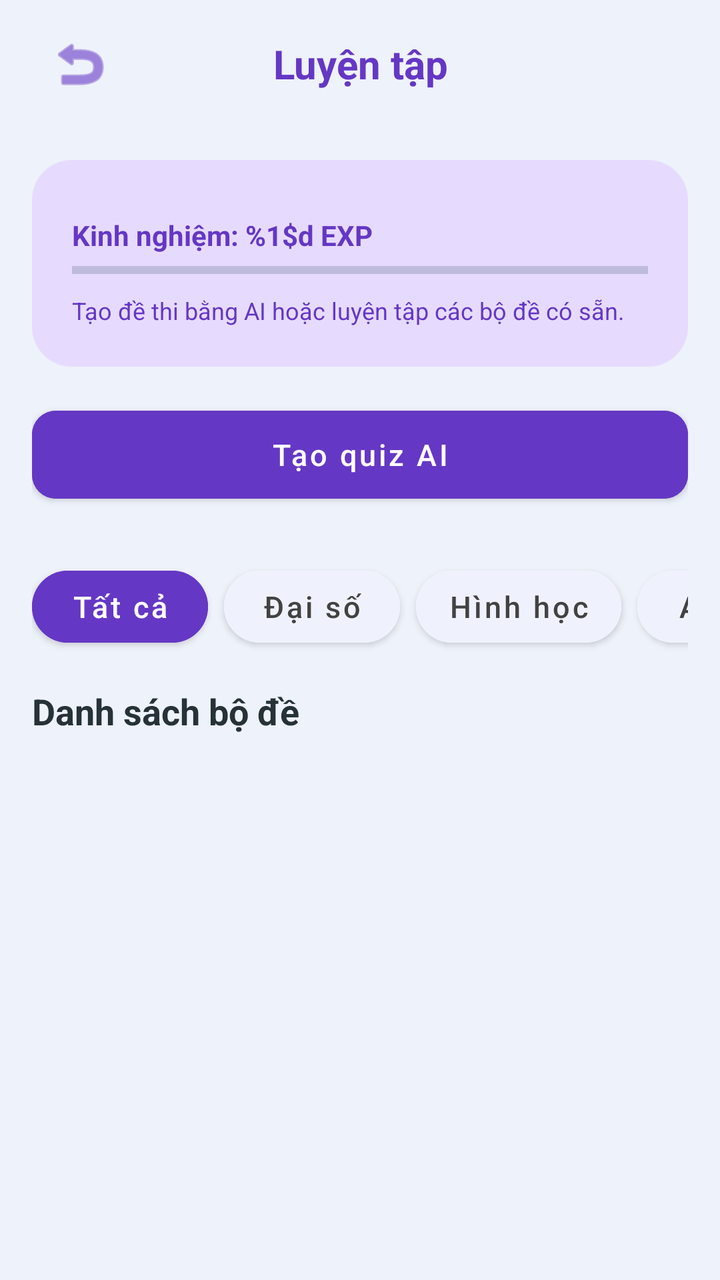
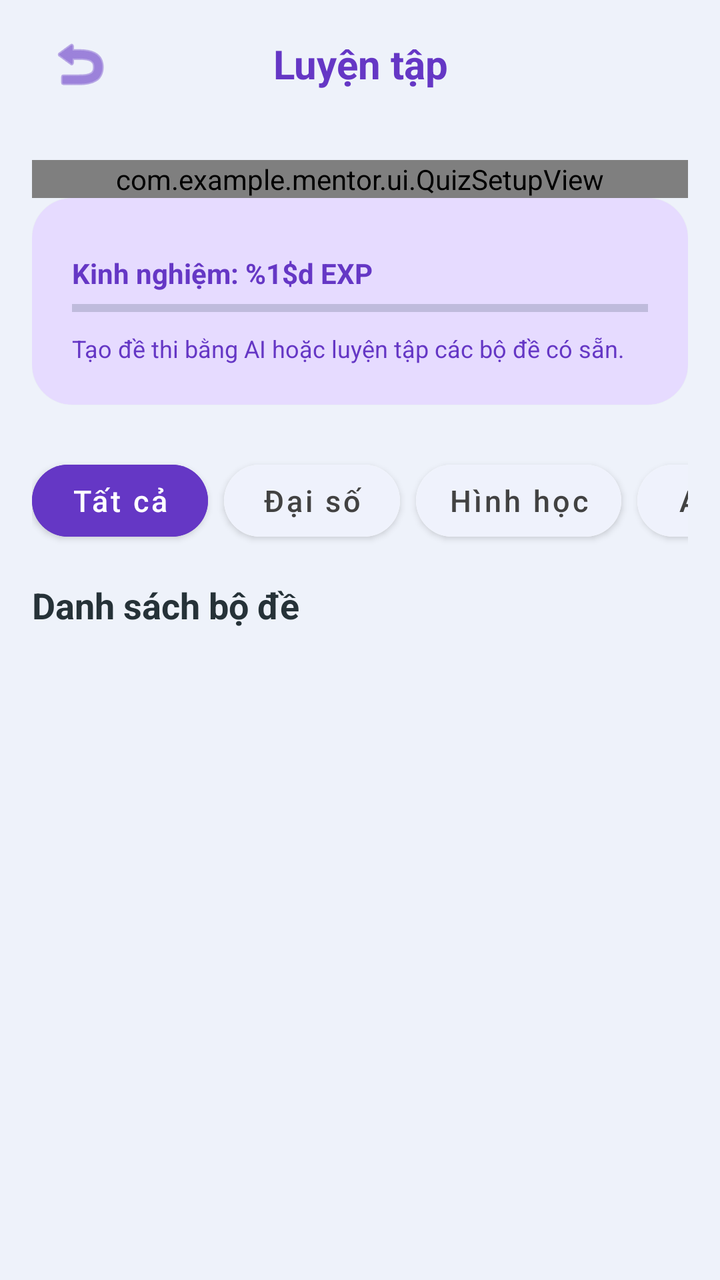

Before-and-after screenshots of an Android layout around one commit, followed by the original layout XML and the change that was made.
<!-- AndroidManifest.xml: application theme Theme.MathModule -->
<!-- res/layout/activity_math_quiz.xml -->
<RelativeLayout xmlns:android="http://schemas.android.com/apk/res/android" xmlns:app="http://schemas.android.com/apk/res-auto" android:layout_width="match_parent" android:layout_height="match_parent" android:background="@color/math_background">


    <RelativeLayout android:id="@+id/toolbar_quiz" android:layout_width="match_parent" android:layout_height="wrap_content" android:paddingHorizontal="16dp" android:minHeight="64dp" android:paddingTop="8dp" android:paddingBottom="8dp">
        <ImageButton android:id="@+id/btn_math_module_back" android:layout_width="48dp" android:layout_height="48dp" android:layout_centerVertical="true" android:background="?attr/selectableItemBackgroundBorderless" android:contentDescription="@string/math_back_description" android:padding="8dp" android:src="@android:drawable/ic_menu_revert" app:tint="@color/math_quiz_primary" />
        <TextView android:layout_width="match_parent" android:layout_height="wrap_content" android:layout_centerInParent="true" android:text="@string/math_quiz_banner_title" android:textSize="20sp" android:textStyle="bold" android:textColor="@color/math_quiz_primary" android:layout_marginStart="56dp" android:layout_marginEnd="56dp" android:gravity="center" android:maxLines="2" android:ellipsize="end" />
    </RelativeLayout>

    <ScrollView android:layout_width="match_parent" android:layout_height="match_parent" android:layout_below="@id/toolbar_quiz" android:scrollbars="none">

        <LinearLayout android:layout_width="match_parent" android:layout_height="wrap_content" android:orientation="vertical" android:padding="16dp">


            <androidx.cardview.widget.CardView android:layout_width="match_parent" android:layout_height="wrap_content" app:cardCornerRadius="20dp" app:cardElevation="1dp" app:cardBackgroundColor="@color/math_quiz_banner">
                <RelativeLayout android:layout_width="match_parent" android:layout_height="wrap_content" android:padding="20dp">
                    <LinearLayout android:layout_width="match_parent" android:layout_height="wrap_content" android:orientation="vertical">

                        <TextView android:id="@+id/txt_banner_quiz" android:layout_width="match_parent" android:layout_height="wrap_content" android:text="@string/math_quiz_banner_title" android:textSize="22sp" android:textStyle="bold" android:textColor="@color/math_quiz_accent" android:visibility="gone" />

                        <TextView android:id="@+id/txt_user_exp" android:layout_width="wrap_content" android:layout_height="wrap_content" android:layout_marginTop="8dp" android:text="@string/math_quiz_exp_label" android:textStyle="bold" android:textColor="@color/math_quiz_primary" />

                        <ProgressBar android:id="@+id/progress_user_exp" style="?android:attr/progressBarStyleHorizontal" android:layout_width="match_parent" android:layout_height="8dp" android:layout_marginTop="4dp" android:progress="0" android:progressTint="@color/math_quiz_icon" />

                        <TextView android:layout_width="match_parent" android:layout_height="wrap_content" android:layout_marginTop="8dp" android:text="@string/math_quiz_banner_desc" android:textSize="12sp" android:textColor="@color/math_quiz_primary" />
                    </LinearLayout>

                    </RelativeLayout>
            </androidx.cardview.widget.CardView>

            <Button android:id="@+id/btn_ai_generate_entry" android:layout_width="match_parent" android:layout_height="wrap_content" android:layout_marginTop="16dp" android:text="@string/math_quiz_ai_button" android:textAllCaps="false" android:backgroundTint="@color/math_quiz_primary" android:textColor="@color/math_active_text" app:cornerRadius="12dp" android:minHeight="56dp" />


            <HorizontalScrollView android:layout_width="match_parent" android:layout_height="wrap_content" android:layout_marginTop="24dp" android:scrollbars="none">
                <LinearLayout android:layout_width="wrap_content" android:layout_height="wrap_content" android:orientation="horizontal">
                    <Button android:id="@+id/btn_filter_all" android:layout_width="wrap_content" android:layout_height="wrap_content" android:text="@string/math_history_filter_all" android:backgroundTint="@color/math_quiz_primary" android:textColor="@color/math_active_text" android:textAllCaps="false" app:cornerRadius="20dp" android:minHeight="48dp" />
                    <Button android:id="@+id/btn_filter_algebra" android:layout_width="wrap_content" android:layout_height="wrap_content" android:layout_marginStart="8dp" android:text="@string/math_formula_filter_algebra" android:backgroundTint="@color/math_button_inactive_bg" android:textColor="@color/math_button_inactive_text" android:textAllCaps="false" app:cornerRadius="20dp" android:minHeight="48dp" />
                    <Button android:id="@+id/btn_filter_geometry" android:layout_width="wrap_content" android:layout_height="wrap_content" android:layout_marginStart="8dp" android:text="@string/math_formula_filter_geometry" android:backgroundTint="@color/math_button_inactive_bg" android:textColor="@color/math_button_inactive_text" android:textAllCaps="false" app:cornerRadius="20dp" android:minHeight="48dp" />
                    <Button android:id="@+id/btn_filter_ai" android:layout_width="wrap_content" android:layout_height="wrap_content" android:layout_marginStart="8dp" android:text="@string/math_quiz_filter_ai" android:backgroundTint="@color/math_button_inactive_bg" android:textColor="@color/math_button_inactive_text" android:textAllCaps="false" app:cornerRadius="20dp" android:minHeight="48dp" />
                </LinearLayout>
            </HorizontalScrollView>


            <RelativeLayout android:layout_width="match_parent" android:layout_height="wrap_content" android:layout_marginTop="16dp" android:layout_marginBottom="12dp">
                <TextView android:id="@+id/txt_list_title" android:layout_width="wrap_content" android:layout_height="wrap_content" android:text="@string/math_quiz_list_title" android:textSize="18sp" android:textStyle="bold" android:textColor="@color/math_quiz_text" />
            </RelativeLayout>

            <androidx.recyclerview.widget.RecyclerView android:id="@+id/recycler_quiz_sets" android:layout_width="match_parent" android:layout_height="wrap_content" android:nestedScrollingEnabled="false" />

            <View android:layout_width="match_parent" android:layout_height="80dp" />
        </LinearLayout>
    </ScrollView>
</RelativeLayout>
<!-- resources referenced by this layout -->
<resources>
  <color name="math_active_text">#FFFFFF</color>
  <color name="math_background">#EEF2FA</color>
  <color name="math_button_inactive_bg">#FFFFFF</color>
  <color name="math_button_inactive_text">#424242</color>
  <color name="math_quiz_accent">#4D2698</color>
  <color name="math_quiz_banner">#E6DBFF</color>
  <color name="math_quiz_icon">#9C27B0</color>
  <color name="math_quiz_primary">#6537C5</color>
  <color name="math_quiz_text">#263238</color>
  <string name="math_back_description">Quay về trang chính</string>
  <string name="math_formula_filter_algebra">Đại số</string>
  <string name="math_formula_filter_geometry">Hình học</string>
  <string name="math_history_filter_all">Tất cả</string>
  <string name="math_quiz_ai_button">Tạo quiz AI</string>
  <string name="math_quiz_banner_desc">Tạo đề thi bằng AI hoặc luyện tập các bộ đề có sẵn.</string>
  <string name="math_quiz_banner_title">Luyện tập</string>
  <string name="math_quiz_exp_label">Kinh nghiệm: %1$d EXP</string>
  <string name="math_quiz_filter_ai">AI tạo</string>
  <string name="math_quiz_list_title">Danh sách bộ đề</string>
  <style name="Theme.MathModule" parent="Base.Theme.MathModule" />
  <style name="Base.Theme.MathModule" parent="Theme.Material3.DayNight.NoActionBar">
  
  
      <item name="colorPrimary">@color/math_primary</item><item name="colorSurface">@color/math_surface</item><item name="colorOnSurface">@color/math_text_primary</item><item name="android:windowBackground">@color/math_background</item><item name="android:statusBarColor">@color/math_background</item><item name="android:navigationBarColor">@color/math_surface</item><item name="android:fontFamily">sans-serif</item><item name="android:textColorPrimary">@color/math_text_primary</item><item name="android:textColorSecondary">@color/math_text_secondary</item><item name="materialButtonStyle">@style/MentorMathButton</item><item name="textInputStyle">@style/MentorMathInput</item><item name="android:windowAnimationStyle">@style/MentorWindowAnimation</item><item name="colorPrimaryContainer">@color/mentor_math_container</item><item name="colorOnPrimaryContainer">@color/math_text_primary</item></style>
  <color name="math_primary">#1D4ED8</color>
  <color name="math_surface">#FFFFFF</color>
  <color name="math_text_primary">#14213D</color>
  <color name="math_text_secondary">#4D5E78</color>
  <style name="MentorMathButton" parent="Widget.MaterialComponents.Button">
          <item name="backgroundTint">@color/mentor_math_button</item><item name="android:textColor">#FFFFFF</item><item name="cornerRadius">16dp</item><item name="android:minHeight">52dp</item>
          <item name="android:textAllCaps">false</item><item name="android:textSize">15sp</item>
          <item name="android:fontFamily">sans-serif-medium</item>
      </style>
  <style name="MentorMathInput" parent="Widget.MaterialComponents.TextInputLayout.OutlinedBox">
          <item name="boxCornerRadiusTopStart">16dp</item><item name="boxCornerRadiusTopEnd">16dp</item>
          <item name="boxCornerRadiusBottomStart">16dp</item><item name="boxCornerRadiusBottomEnd">16dp</item>
      </style>
  <style name="MentorWindowAnimation"><item name="android:activityOpenEnterAnimation">@anim/mentor_enter</item><item name="android:activityOpenExitAnimation">@anim/mentor_exit</item><item name="android:activityCloseEnterAnimation">@anim/mentor_enter</item><item name="android:activityCloseExitAnimation">@anim/mentor_exit</item></style>
  <color name="mentor_math_container">#DCE7FF</color>
  <color name="mentor_math_button">#1D4ED8</color>
</resources>

<!-- the commit's change to res/layout/activity_math_quiz.xml (unified diff, before → after) -->
@@ -10,6 +10,8 @@
 
         <LinearLayout android:layout_width="match_parent" android:layout_height="wrap_content" android:orientation="vertical" android:padding="16dp">
 
+
+            <com.example.mentor.ui.QuizSetupView android:id="@+id/math_quiz_setup" android:layout_width="match_parent" android:layout_height="wrap_content" />
 
             <androidx.cardview.widget.CardView android:layout_width="match_parent" android:layout_height="wrap_content" app:cardCornerRadius="20dp" app:cardElevation="1dp" app:cardBackgroundColor="@color/math_quiz_banner">
                 <RelativeLayout android:layout_width="match_parent" android:layout_height="wrap_content" android:padding="20dp">
@@ -27,7 +29,7 @@
                     </RelativeLayout>
             </androidx.cardview.widget.CardView>
 
-            <Button android:id="@+id/btn_ai_generate_entry" android:layout_width="match_parent" android:layout_height="wrap_content" android:layout_marginTop="16dp" android:text="@string/math_quiz_ai_button" android:textAllCaps="false" android:backgroundTint="@color/math_quiz_primary" android:textColor="@color/math_active_text" app:cornerRadius="12dp" android:minHeight="56dp" />
+            <Button android:visibility="gone" android:id="@+id/btn_ai_generate_entry" android:layout_width="match_parent" android:layout_height="wrap_content" android:layout_marginTop="16dp" android:text="@string/math_quiz_ai_button" android:textAllCaps="false" android:backgroundTint="@color/math_quiz_primary" android:textColor="@color/math_active_text" app:cornerRadius="12dp" android:minHeight="56dp" />
 
 
             <HorizontalScrollView android:layout_width="match_parent" android:layout_height="wrap_content" android:layout_marginTop="24dp" android:scrollbars="none">
